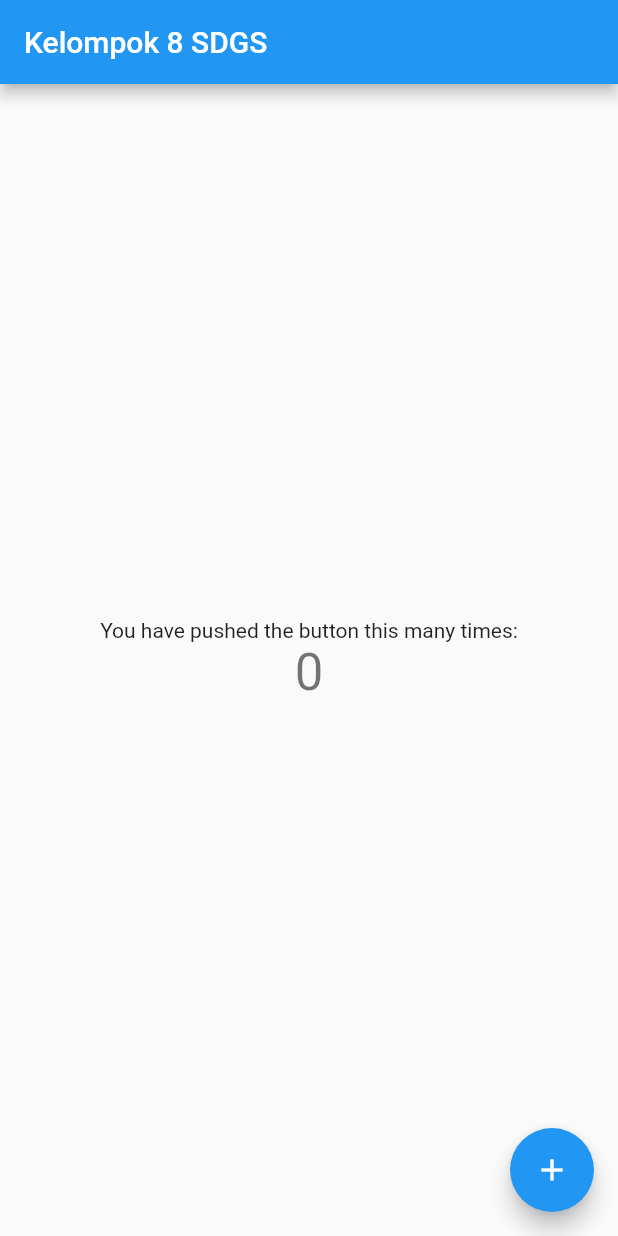
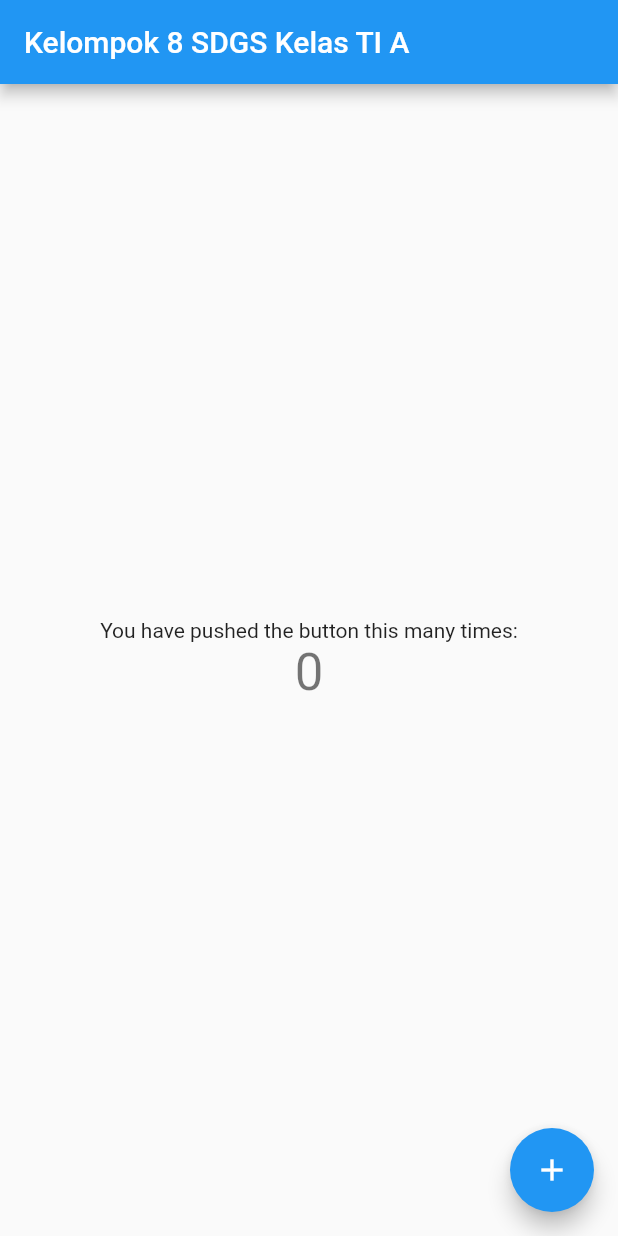
Before and after one commit to dinggasukapaus/KELOMPOK_8_SDGS, a Flutter app: the screen it shows after launch, on a phone screen of 412 x 824 dp. Run offline on Flutter 3.47's test engine with Material 2 defaults, Android fonts, the phone set to English and light mode, and no system bars.

Commit message:
Penambahan Kelas

```diff
--- a/lib/main.dart
+++ b/lib/main.dart
@@ -24,7 +24,7 @@ class MyApp extends StatelessWidget {
         // is not restarted.
         primarySwatch: Colors.blue,
       ),
-      home: MyHomePage(title: 'Kelompok 8 SDGS '),
+      home: MyHomePage(title: 'Kelompok 8 SDGS Kelas TI A'),
     );
   }
 }
```
